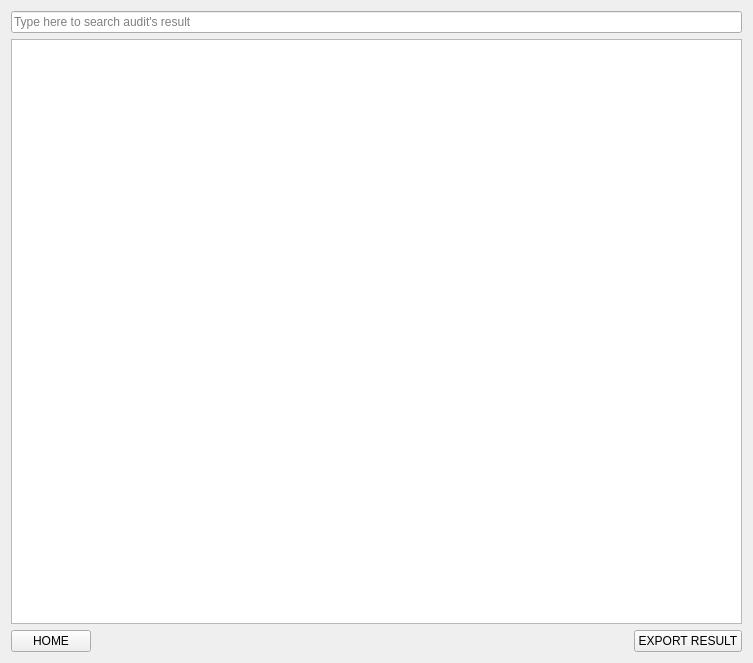
h4636oh/EasyAudit_QT, file audit_result_page.ui: the form before one commit.
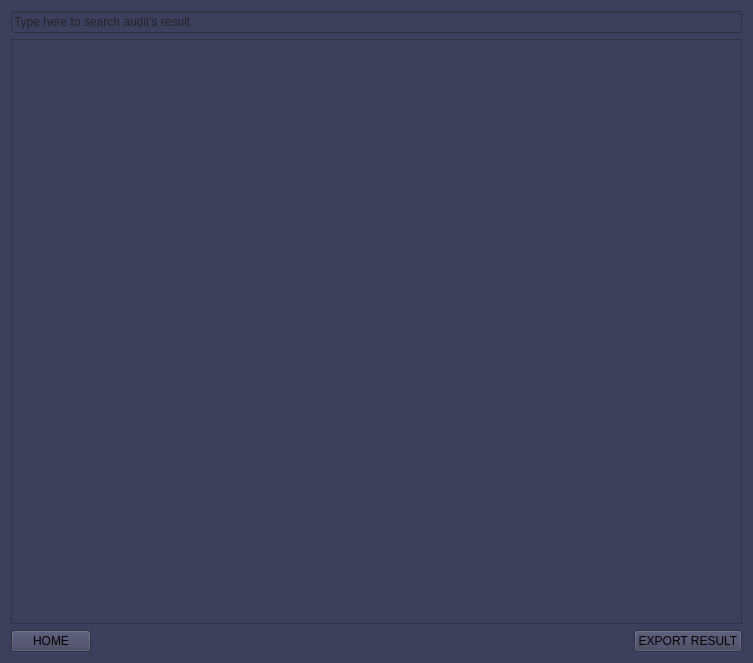
The form after the commit.

```diff
--- a/audit_result_page.ui
+++ b/audit_result_page.ui
@@ -31,6 +31,9 @@
   <property name="windowTitle">
    <string>Form</string>
   </property>
+  <property name="styleSheet">
+   <string notr="true">background-color: rgb(61, 64, 91);</string>
+  </property>
   <layout class="QVBoxLayout" name="verticalLayout">
    <item>
     <layout class="QHBoxLayout" name="bar_top">
```
